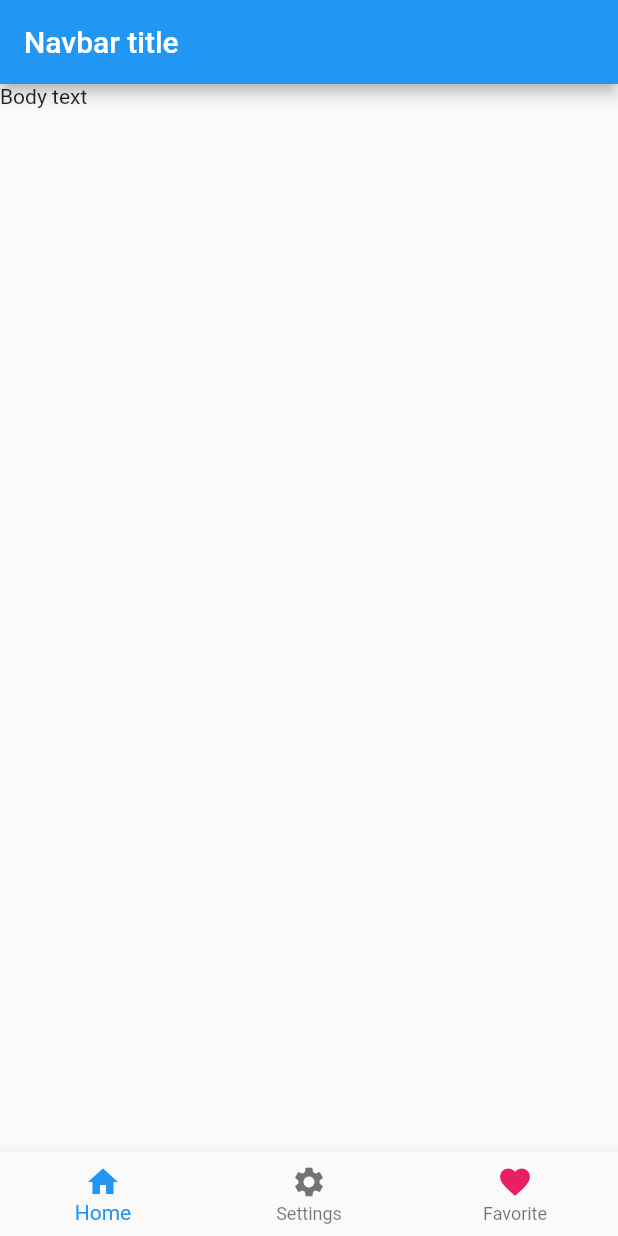
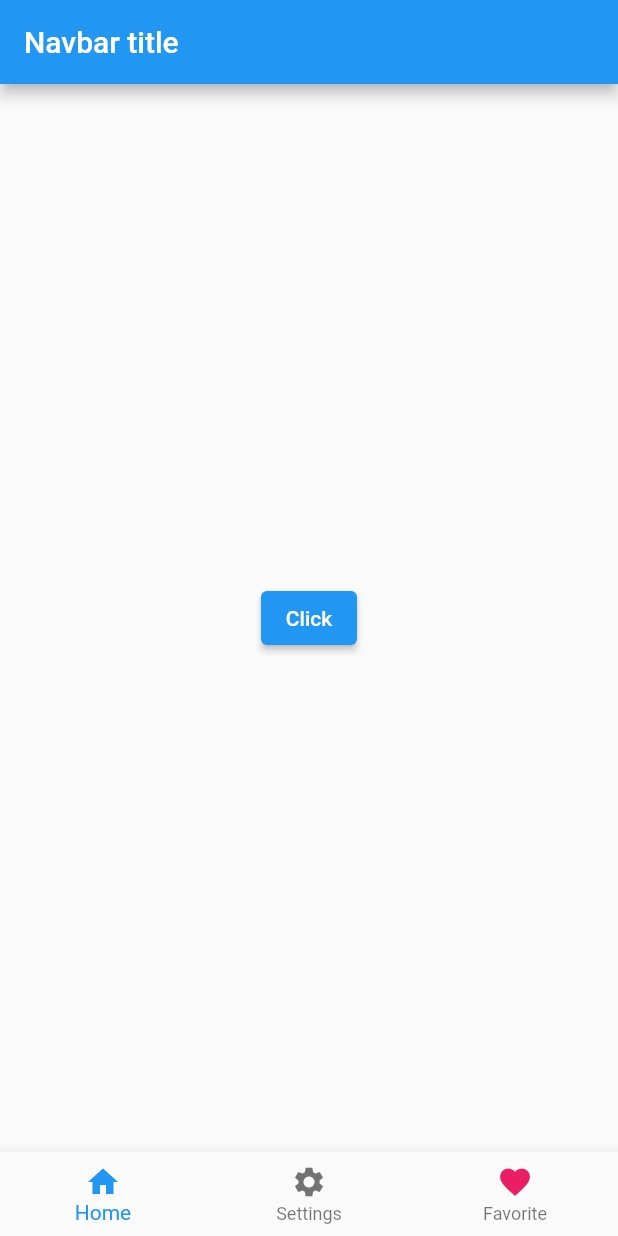
Before and after one commit to jhonatan0912/FLUTTER-APP-1, a Flutter app: the screen it shows after launch, on a phone screen of 412 x 824 dp. Run offline on Flutter 3.47's test engine with Material 2 defaults, Android fonts, the phone set to English and light mode, and no system bars.

Commit message:
reactive button added

```diff
--- a/lib/main.dart
+++ b/lib/main.dart
@@ -2,11 +2,18 @@ import 'package:flutter/material.dart';
 
 // main function is the first thing that run when we start the debugging process
 void main() {
-  runApp(const MyApp());
+  runApp(MyApp());
 }
 
-class MyApp extends StatelessWidget {
-  const MyApp({super.key});
+class MyApp extends StatefulWidget {
+  MyApp({super.key});
+
+  @override
+  State<MyApp> createState() => _MyAppState();
+}
+
+class _MyAppState extends State<MyApp> {
+  String buttonName = 'Click';
 
   @override
   Widget build(BuildContext context) {
@@ -22,7 +29,16 @@ class MyApp extends StatelessWidget {
           title: const Text('Navbar title'),
         ),
         // Body
-        body: const Text('Body text'),
+        body: Center(
+          child: ElevatedButton(
+            onPressed: () {
+              setState(() {
+                buttonName = 'Pressed';
+              });
+            },
+            child: Text(buttonName),
+          ),
+        ),
         bottomNavigationBar: BottomNavigationBar(
           // ignore: prefer_const_literals_to_create_immutables
           items: [
```
Also changed, not shown: 1 other file.
